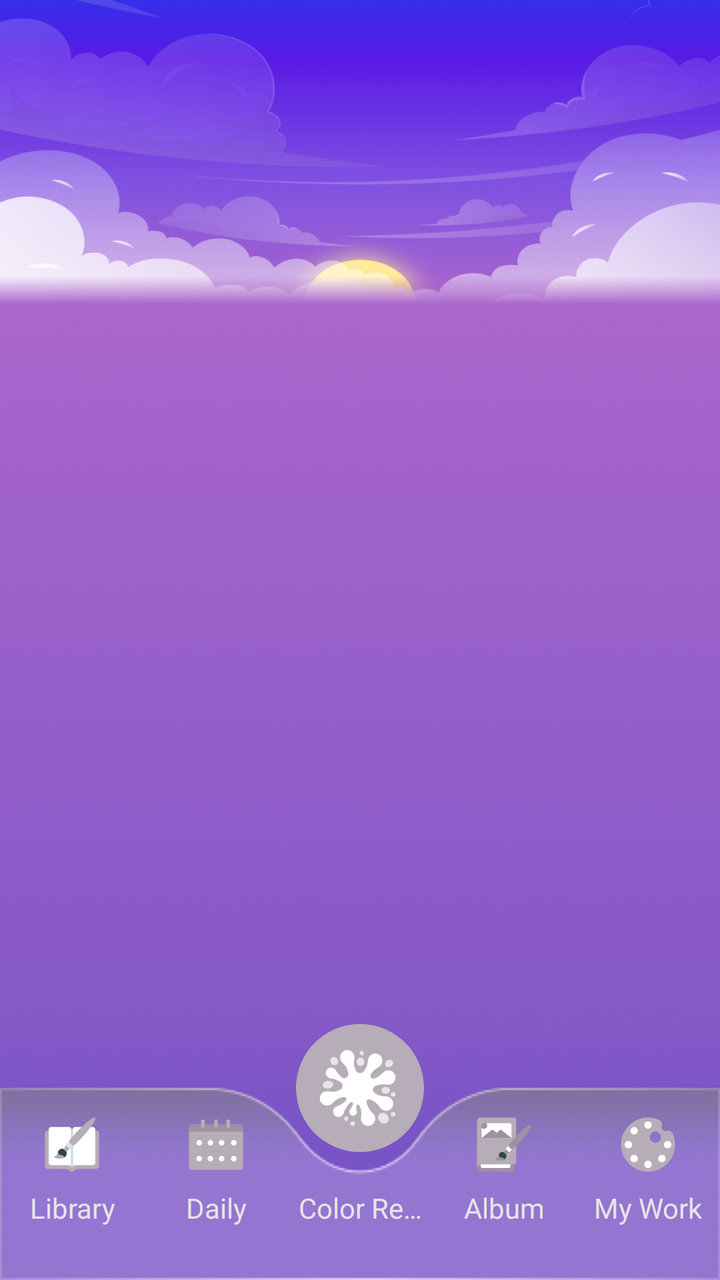
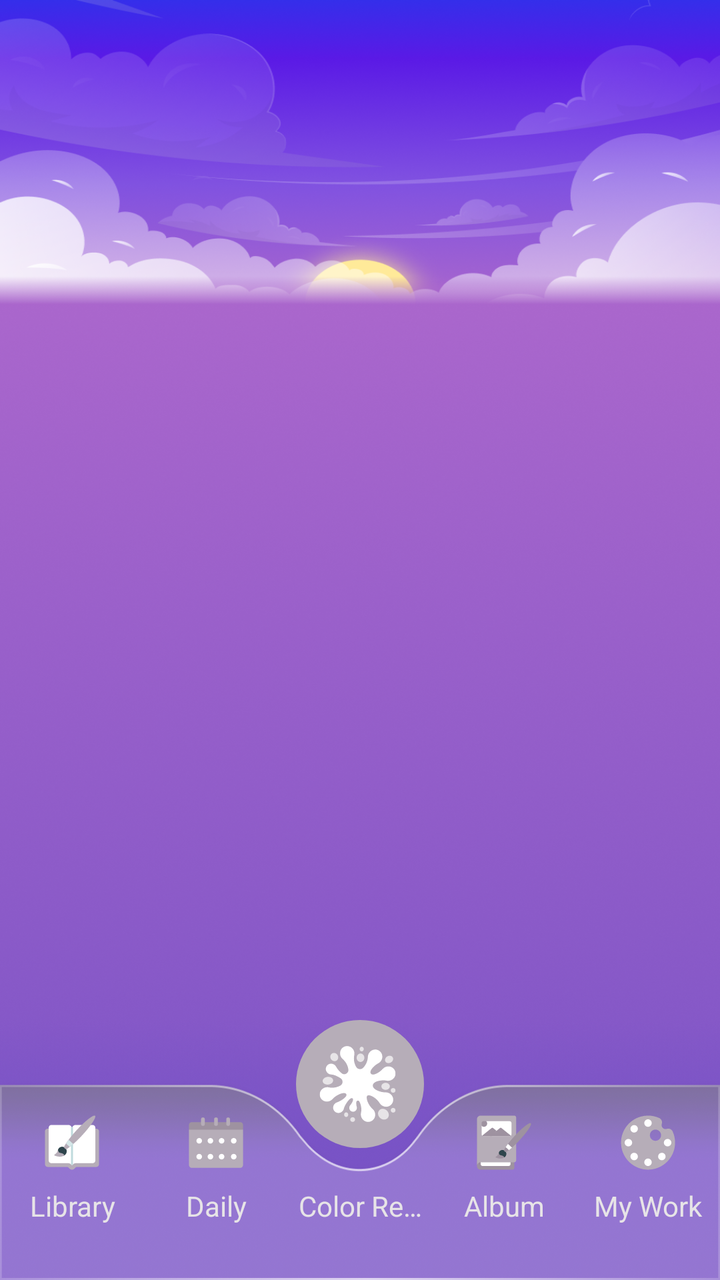

The first picture is an Android layout as it rendered before a commit; the second is the same layout after the commit. The layout source and the unified diff follow.
<!-- AndroidManifest.xml: application theme Theme.BaseProject -->
<!-- res/layout/activity_main.xml -->
<?xml version="1.0" encoding="utf-8"?>
<androidx.constraintlayout.widget.ConstraintLayout xmlns:android="http://schemas.android.com/apk/res/android"
    xmlns:app="http://schemas.android.com/apk/res-auto"
    xmlns:tools="http://schemas.android.com/tools"
    android:id="@+id/main"
    android:layout_width="match_parent"
    android:layout_height="match_parent"
    android:background="@drawable/bg_background_main"
    android:layoutDirection="ltr"
    tools:context=".activities.MainActivity">

    <androidx.viewpager2.widget.ViewPager2
        android:id="@+id/viewPager2"
        android:layout_width="match_parent"
        android:layout_height="0dp"
        android:layout_marginBottom="-20dp"
        android:elevation="4dp"
        app:layout_constraintBottom_toTopOf="@id/llBottom"
        app:layout_constraintEnd_toEndOf="parent"
        app:layout_constraintStart_toStartOf="parent"
        app:layout_constraintTop_toTopOf="parent" />


    <ImageView
        android:id="@+id/ivColorRealm"
        android:layout_width="64dp"
        android:layout_height="64dp"
        android:elevation="8dp"
        android:src="@drawable/ic_color_ream_selector"
        app:layout_constraintEnd_toEndOf="parent"
        app:layout_constraintStart_toStartOf="parent"
        app:layout_constraintTop_toTopOf="@id/llBottom" />

    <LinearLayout
        android:id="@+id/llBottom"
        android:layout_width="match_parent"
        android:layout_height="wrap_content"
        android:background="@drawable/bg_bottom_nav"
        android:gravity="center"
        android:orientation="horizontal"
        app:layout_constraintBottom_toBottomOf="parent"
        app:layout_constraintEnd_toEndOf="parent"
        app:layout_constraintStart_toStartOf="parent">

        <TextView
            android:id="@+id/btnLib"
            style="@style/ButtonS"
            android:layout_width="0dp"
            android:layout_height="wrap_content"
            android:layout_marginTop="10dp"
            android:layout_weight="1"
            android:drawableTop="@drawable/ic_lib_selector"
            android:drawablePadding="8dp"
            android:gravity="center"
            android:paddingHorizontal="4dp"
            android:text="Library"
            android:textColor="@color/bottom_nav_color" />

        <TextView
            android:id="@+id/btnDaily"
            style="@style/ButtonS"
            android:layout_width="0dp"
            android:layout_height="wrap_content"
            android:layout_marginTop="10dp"
            android:layout_weight="1"
            android:drawableTop="@drawable/ic_daily_selector"
            android:drawablePadding="8dp"
            android:gravity="center"
            android:paddingHorizontal="4dp"
            android:text="Daily"
            android:textColor="@color/bottom_nav_color" />

        <TextView
            android:id="@+id/tvColorRealm"
            style="@style/ButtonS"
            android:layout_width="0dp"
            android:layout_height="wrap_content"
            android:layout_marginTop="10dp"
            android:layout_weight="1"
            android:drawableTop="@drawable/ic_none_item"
            android:drawablePadding="8dp"
            android:gravity="center"
            android:paddingHorizontal="4dp"
            android:singleLine="true"
            android:text="Color Realm"
            android:textColor="@color/bottom_nav_color" />

        <TextView
            android:id="@+id/btnAlbum"
            style="@style/ButtonS"
            android:layout_width="0dp"
            android:layout_height="wrap_content"
            android:layout_marginTop="10dp"
            android:layout_weight="1"
            android:drawableTop="@drawable/ic_album_selector"
            android:drawablePadding="8dp"
            android:gravity="center"
            android:paddingHorizontal="4dp"
            android:text="Album"
            android:textColor="@color/bottom_nav_color" />

        <TextView
            android:id="@+id/btnMyWork"
            style="@style/ButtonS"
            android:layout_width="0dp"
            android:layout_height="wrap_content"
            android:layout_marginTop="10dp"
            android:layout_weight="1"
            android:drawableTop="@drawable/ic_my_work_selector"
            android:drawablePadding="8dp"
            android:gravity="center"
            android:paddingHorizontal="4dp"
            android:text="My Work"
            android:textColor="@color/bottom_nav_color" />
    </LinearLayout>

</androidx.constraintlayout.widget.ConstraintLayout>
<!-- resources referenced by this layout -->
<resources>
  <!-- drawable bg_background_main: png bitmap (drawable, 548174 bytes) -->
  <!-- drawable bg_bottom_nav: png bitmap (drawable, 37568 bytes) -->
  <!-- drawable ic_album_selector (drawable) -->
  <?xml version="1.0" encoding="utf-8"?>
  <selector xmlns:android="http://schemas.android.com/apk/res/android">
  
      <item android:drawable="@drawable/ic_album_on" android:state_activated="true" />
      <item android:drawable="@drawable/ic_album_off" />
  
  </selector>
  <!-- drawable ic_color_ream_selector (drawable) -->
  <?xml version="1.0" encoding="utf-8"?>
  <selector xmlns:android="http://schemas.android.com/apk/res/android">
  
      <item android:drawable="@drawable/ic_realm_on" android:state_activated="true" />
      <item android:drawable="@drawable/ic_realm_off" />
  </selector>
  <!-- drawable ic_daily_selector (drawable) -->
  <?xml version="1.0" encoding="utf-8"?>
  <selector xmlns:android="http://schemas.android.com/apk/res/android">
  
      <item android:drawable="@drawable/ic_daily_on" android:state_activated="true" />
      <item android:drawable="@drawable/ic_daily_off" />
  
  </selector>
  <!-- drawable ic_lib_selector (drawable) -->
  <?xml version="1.0" encoding="utf-8"?>
  <selector xmlns:android="http://schemas.android.com/apk/res/android">
  
      <item android:drawable="@drawable/ic_lib_on" android:state_activated="true" />
      <item android:drawable="@drawable/ic_lib_off" />
  
  </selector>
  <!-- drawable ic_my_work_selector (drawable) -->
  <?xml version="1.0" encoding="utf-8"?>
  <selector xmlns:android="http://schemas.android.com/apk/res/android">
  
      <item android:drawable="@drawable/ic_mywork_on" android:state_activated="true" />
      <item android:drawable="@drawable/ic_mywork_off" />
  
  </selector>
  <!-- drawable ic_none_item (drawable) -->
  <?xml version="1.0" encoding="utf-8"?>
  <shape android:shape="rectangle"
      xmlns:android="http://schemas.android.com/apk/res/android">
  
      <size
          android:width="28dp"
          android:height="28dp" />
  </shape>
  <style name="ButtonS">
          <item name="fontFamily">@font/nunito_sans_bold</item>
          <item name="android:textSize">14sp</item>
      </style>
  <style name="Theme.BaseProject" parent="Base.Theme.BaseProject" />
  <!-- drawable ic_album_on: vector/xml drawable (drawable, 9659 chars, omitted) -->
  <!-- drawable ic_album_off: vector/xml drawable (drawable, 4907 chars, omitted) -->
  <!-- drawable ic_realm_on: vector/xml drawable (drawable, 5871 chars, omitted) -->
  <!-- drawable ic_realm_off: vector/xml drawable (drawable, 5220 chars, omitted) -->
  <!-- drawable ic_daily_on: vector/xml drawable (drawable, 6377 chars, omitted) -->
  <!-- drawable ic_daily_off: vector/xml drawable (drawable, 3315 chars, omitted) -->
  <!-- drawable ic_lib_on: vector/xml drawable (drawable, 5848 chars, omitted) -->
  <!-- drawable ic_lib_off: vector/xml drawable (drawable, 3782 chars, omitted) -->
  <!-- drawable ic_mywork_on: vector/xml drawable (drawable, 3897 chars, omitted) -->
  <!-- drawable ic_mywork_off: vector/xml drawable (drawable, 3174 chars, omitted) -->
  <style name="Base.Theme.BaseProject" parent="Theme.Material3.DayNight.NoActionBar">
          
          
      </style>
</resources>

<!-- the commit's change to res/layout/activity_main.xml (unified diff, before → after) -->
@@ -34,8 +34,8 @@
     <LinearLayout
         android:id="@+id/llBottom"
         android:layout_width="match_parent"
-        android:layout_height="wrap_content"
-        android:background="@drawable/bg_bottom_nav"
+        android:layout_height="130dp"
+        android:background="@drawable/bg_bottom_nav_3x"
         android:gravity="center"
         android:orientation="horizontal"
         app:layout_constraintBottom_toBottomOf="parent"
<!-- resource entries referenced after the edit -->
@@ -1,7 +1,7 @@
 <!-- resources referenced by this layout -->
 <resources>
   <!-- drawable bg_background_main: png bitmap (drawable, 548174 bytes) -->
-  <!-- drawable bg_bottom_nav: png bitmap (drawable, 37568 bytes) -->
+  <!-- drawable bg_bottom_nav_3x: png bitmap (drawable, 141364 bytes) -->
   <!-- drawable ic_album_selector (drawable) -->
   <?xml version="1.0" encoding="utf-8"?>
   <selector xmlns:android="http://schemas.android.com/apk/res/android">
